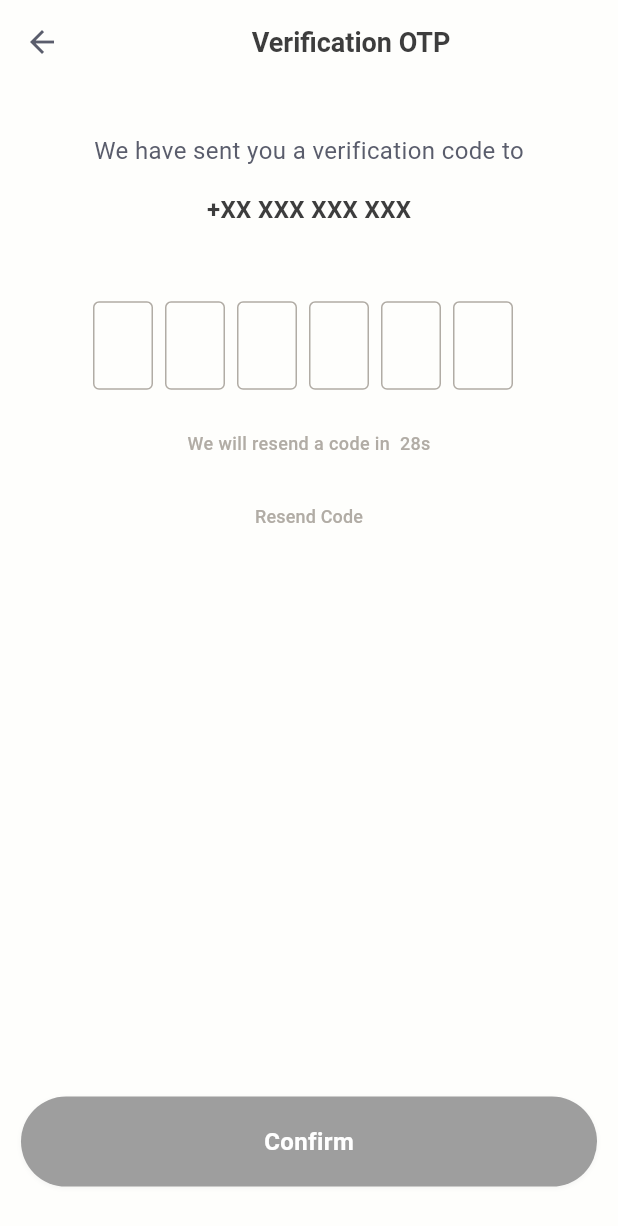
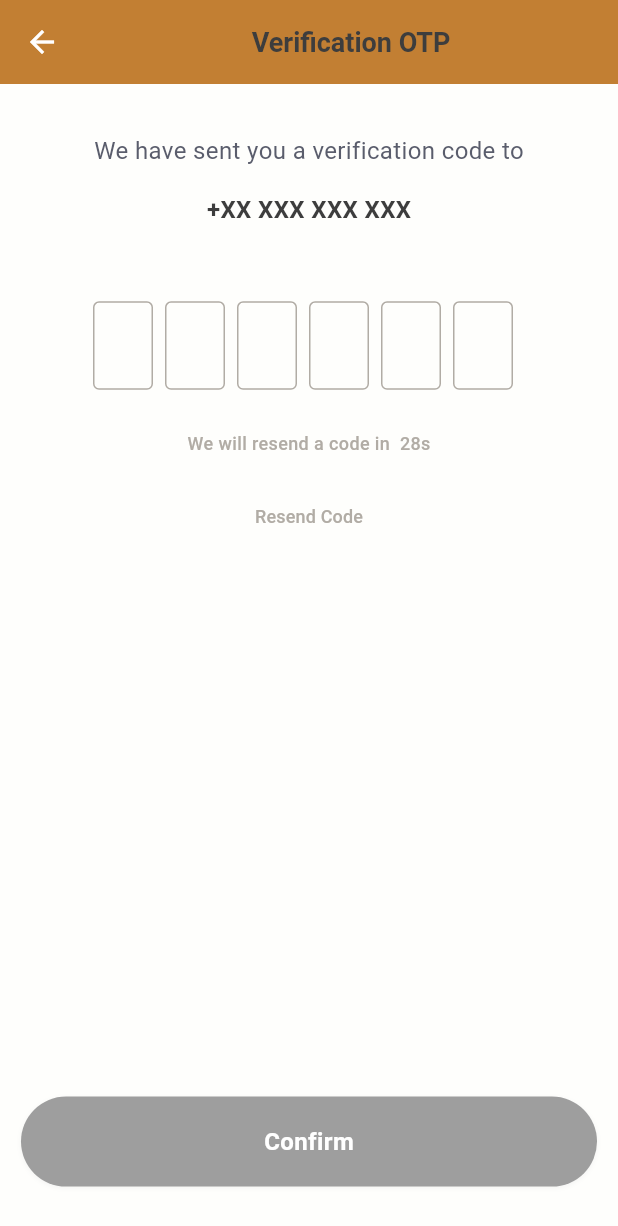
Before and after one commit to konnofuente/manzon, a Flutter app: the OTPView screen opened by its route, on a phone screen of 412 x 824 dp. Shown: the top 1226 px of the screen. Run offline on Flutter 3.47's test engine with Material 3 defaults, Android fonts, the phone set to English and light mode, and no system bars; drawn by our look-alikes of flutter_otp_text_field; our stand-ins replace cloud_firestore, connectivity_plus, equatable, firebase_auth, firebase_core, flutter_svg and 3 more; missing offline and left inert: connection_notifier; accounts and stored records are empty; Roboto replaces fonts that are missing (Rubik); project files that could hold a hidden picture were left out.

Commit message:
feat(app): #8 updated app theme

```diff
--- a/lib/app/config/theme/app_colors.dart
+++ b/lib/app/config/theme/app_colors.dart
@@ -56,14 +56,15 @@ class AppColors {
   static const Color fontLightSecondary = Color(0xFF5a5d6c);
   static const Color fontLightDisabled = Color(0xFFb1aca5);
 
+  // Font Colors for Dark Theme
+  static const Color fontDarkPrimary = Color(0xFFFFFFFF);
+  static const Color fontDarkSecondary = Color(0xFFA1A1A1);
+  static const Color fontDarkDisabled = Color(0xFF515151);
 
   static const Color white = Color.fromARGB(255, 255, 255, 255);
- static const Color grayNormal = Color(0xFFA3A3A3);
-
+  static const Color grayNormal = Color(0xFFA3A3A3);
 
   static const Color error = Color(0xFFDD0303);
   static const Color success = Color(0xFF45BB4B);
   static const Color warning = Color(0xFFEBBC46);
-
-
 }
--- a/lib/app/config/theme/app_theme.dart
+++ b/lib/app/config/theme/app_theme.dart
@@ -1,7 +1,5 @@
 import 'package:flutter/material.dart';
 import 'package:manzon/app/config/theme/app_colors.dart';
-// ignore_for_file: deprecated_member_use
-
 
 class AppTheme {
   static final ThemeData lightTheme = ThemeData(
@@ -9,12 +7,65 @@ class AppTheme {
     primaryColorDark: AppColors.primaryDarker,
     hintColor: AppColors.blackLight,
     scaffoldBackgroundColor: AppColors.secondaryLight,
+    appBarTheme: const AppBarTheme(
+      color: AppColors.primaryNormal,
+      iconTheme: IconThemeData(color: AppColors.white),
+      titleTextStyle: TextStyle(
+        color: AppColors.white,
+        fontSize: 20,
+        fontWeight: FontWeight.bold,
+      ),
+    ),
+    textTheme: const TextTheme(
+      displayLarge: TextStyle(color: AppColors.fontLightPrimary, fontSize: 32, fontWeight: FontWeight.bold),
+      displayMedium: TextStyle(color: AppColors.fontLightPrimary, fontSize: 28, fontWeight: FontWeight.bold),
+      displaySmall: TextStyle(color: AppColors.fontLightPrimary, fontSize: 24, fontWeight: FontWeight.bold),
+      headlineLarge: TextStyle(color: AppColors.fontLightPrimary, fontSize: 22, fontWeight: FontWeight.bold),
+      headlineMedium: TextStyle(color: AppColors.fontLightPrimary, fontSize: 20, fontWeight: FontWeight.bold),
+      headlineSmall: TextStyle(color: AppColors.fontLightPrimary, fontSize: 18, fontWeight: FontWeight.bold),
+      titleLarge: TextStyle(color: AppColors.fontLightPrimary, fontSize: 16, fontWeight: FontWeight.bold),
+      titleMedium: TextStyle(color: AppColors.fontLightPrimary, fontSize: 14, fontWeight: FontWeight.bold),
+      titleSmall: TextStyle(color: AppColors.fontLightPrimary, fontSize: 12, fontWeight: FontWeight.bold),
+      bodyLarge: TextStyle(color: AppColors.fontLightPrimary, fontSize: 16),
+      bodyMedium: TextStyle(color: AppColors.fontLightSecondary, fontSize: 14),
+      bodySmall: TextStyle(color: AppColors.fontLightSecondary, fontSize: 12),
+      labelLarge: TextStyle(color: AppColors.fontLightPrimary, fontSize: 14, fontWeight: FontWeight.bold),
+      labelMedium: TextStyle(color: AppColors.fontLightPrimary, fontSize: 12, fontWeight: FontWeight.bold),
+      labelSmall: TextStyle(color: AppColors.fontLightPrimary, fontSize: 10, fontWeight: FontWeight.bold),
+    ),
+    buttonTheme: ButtonThemeData(
+      buttonColor: AppColors.primaryNormal,
+      textTheme: ButtonTextTheme.primary,
+      shape: RoundedRectangleBorder(
+        borderRadius: BorderRadius.circular(8),
+      ),
+    ),
+    inputDecorationTheme: InputDecorationTheme(
+      filled: true,
+      fillColor: AppColors.secondaryLight,
+      enabledBorder: OutlineInputBorder(
+        borderSide: const BorderSide(color: AppColors.borderLight),
+        borderRadius: BorderRadius.circular(8),
+      ),
+      focusedBorder: OutlineInputBorder(
+        borderSide: const BorderSide(color: AppColors.primaryNormal),
+        borderRadius: BorderRadius.circular(8),
+      ),
+      errorBorder: OutlineInputBorder(
+        borderSide: const BorderSide(color: AppColors.error),
+        borderRadius: BorderRadius.circular(8),
+      ),
+      focusedErrorBorder: OutlineInputBorder(
+        borderSide: const BorderSide(color: AppColors.error),
+        borderRadius: BorderRadius.circular(8),
+      ),
+    ),
     colorScheme: const ColorScheme.light(
       primary: AppColors.primaryNormal,
       secondary: AppColors.secondaryNormal,
       background: AppColors.secondaryLight,
       surface: AppColors.secondaryLight,
-      error: AppColors.blackDarker,
+      error: AppColors.error,
       onPrimary: AppColors.fontLightPrimary,
       onSecondary: AppColors.fontLightSecondary,
       onBackground: AppColors.fontLightPrimary,
@@ -25,21 +76,74 @@ class AppTheme {
   );
 
   static final ThemeData darkTheme = ThemeData(
-    primaryColor: AppColors.primaryNormal,
+    primaryColor: AppColors.primaryDark,
     primaryColorDark: AppColors.primaryDarker,
     hintColor: AppColors.secondaryNormal,
     scaffoldBackgroundColor: AppColors.blackDark,
+    appBarTheme: const AppBarTheme(
+      color: AppColors.primaryDark,
+      iconTheme: IconThemeData(color: AppColors.white),
+      titleTextStyle: TextStyle(
+        color: AppColors.white,
+        fontSize: 20,
+        fontWeight: FontWeight.bold,
+      ),
+    ),
+    textTheme: const TextTheme(
+      displayLarge: TextStyle(color: AppColors.fontDarkPrimary, fontSize: 32, fontWeight: FontWeight.bold),
+      displayMedium: TextStyle(color: AppColors.fontDarkPrimary, fontSize: 28, fontWeight: FontWeight.bold),
+      displaySmall: TextStyle(color: AppColors.fontDarkPrimary, fontSize: 24, fontWeight: FontWeight.bold),
+      headlineLarge: TextStyle(color: AppColors.fontDarkPrimary, fontSize: 22, fontWeight: FontWeight.bold),
+      headlineMedium: TextStyle(color: AppColors.fontDarkPrimary, fontSize: 20, fontWeight: FontWeight.bold),
+      headlineSmall: TextStyle(color: AppColors.fontDarkPrimary, fontSize: 18, fontWeight: FontWeight.bold),
+      titleLarge: TextStyle(color: AppColors.fontDarkPrimary, fontSize: 16, fontWeight: FontWeight.bold),
+      titleMedium: TextStyle(color: AppColors.fontDarkPrimary, fontSize: 14, fontWeight: FontWeight.bold),
+      titleSmall: TextStyle(color: AppColors.fontDarkPrimary, fontSize: 12, fontWeight: FontWeight.bold),
+      bodyLarge: TextStyle(color: AppColors.fontDarkPrimary, fontSize: 16),
+      bodyMedium: TextStyle(color: AppColors.fontDarkSecondary, fontSize: 14),
+      bodySmall: TextStyle(color: AppColors.fontDarkSecondary, fontSize: 12),
+      labelLarge: TextStyle(color: AppColors.fontDarkPrimary, fontSize: 14, fontWeight: FontWeight.bold),
+      labelMedium: TextStyle(color: AppColors.fontDarkPrimary, fontSize: 12, fontWeight: FontWeight.bold),
+      labelSmall: TextStyle(color: AppColors.fontDarkPrimary, fontSize: 10, fontWeight: FontWeight.bold),
+    ),
+    buttonTheme: ButtonThemeData(
+      buttonColor: AppColors.primaryDark,
+      textTheme: ButtonTextTheme.primary,
+      shape: RoundedRectangleBorder(
+        borderRadius: BorderRadius.circular(8),
+      ),
+    ),
+    inputDecorationTheme: InputDecorationTheme(
+      filled: true,
+      fillColor: AppColors.blackDark,
+      enabledBorder: OutlineInputBorder(
+        borderSide: const BorderSide(color: AppColors.borderLight),
+        borderRadius: BorderRadius.circular(8),
+      ),
+      focusedBorder: OutlineInputBorder(
+        borderSide: const BorderSide(color: AppColors.primaryDark),
+        borderRadius: BorderRadius.circular(8),
+      ),
+      errorBorder: OutlineInputBorder(
+        borderSide: const BorderSide(color: AppColors.error),
+        borderRadius: BorderRadius.circular(8),
+      ),
+      focusedErrorBorder: OutlineInputBorder(
+        borderSide: const BorderSide(color: AppColors.error),
+        borderRadius: BorderRadius.circular(8),
+      ),
+    ),
     colorScheme: const ColorScheme.dark(
       primary: AppColors.primaryDark,
       secondary: AppColors.secondaryDark,
       background: AppColors.blackDark,
       surface: AppColors.blackDark,
-      error: AppColors.blackDarker,
-      onPrimary: AppColors.fontLightPrimary,
-      onSecondary: AppColors.fontLightSecondary,
-      onBackground: AppColors.secondaryLight,
-      onSurface: AppColors.secondaryLightHover,
-      onError: AppColors.secondaryLightActive,
+      error: AppColors.error,
+      onPrimary: AppColors.fontDarkPrimary,
+      onSecondary: AppColors.fontDarkSecondary,
+      onBackground: AppColors.fontDarkPrimary,
+      onSurface: AppColors.fontDarkSecondary,
+      onError: AppColors.fontDarkPrimary,
     ),
     visualDensity: VisualDensity.adaptivePlatformDensity,
   );
```
